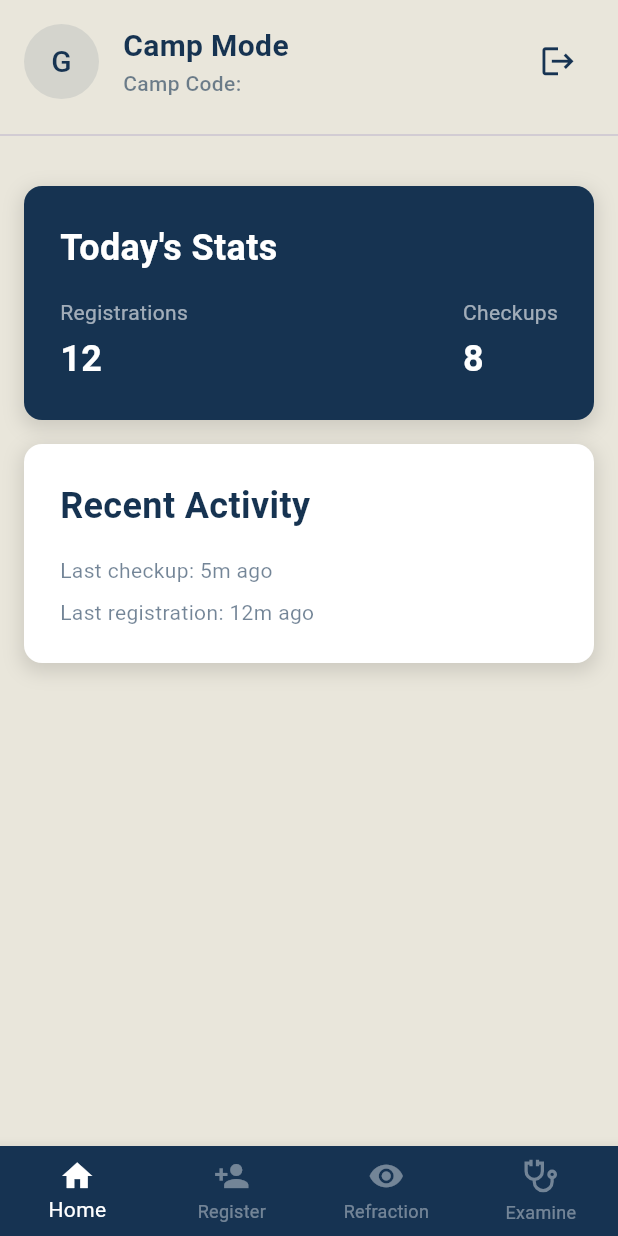
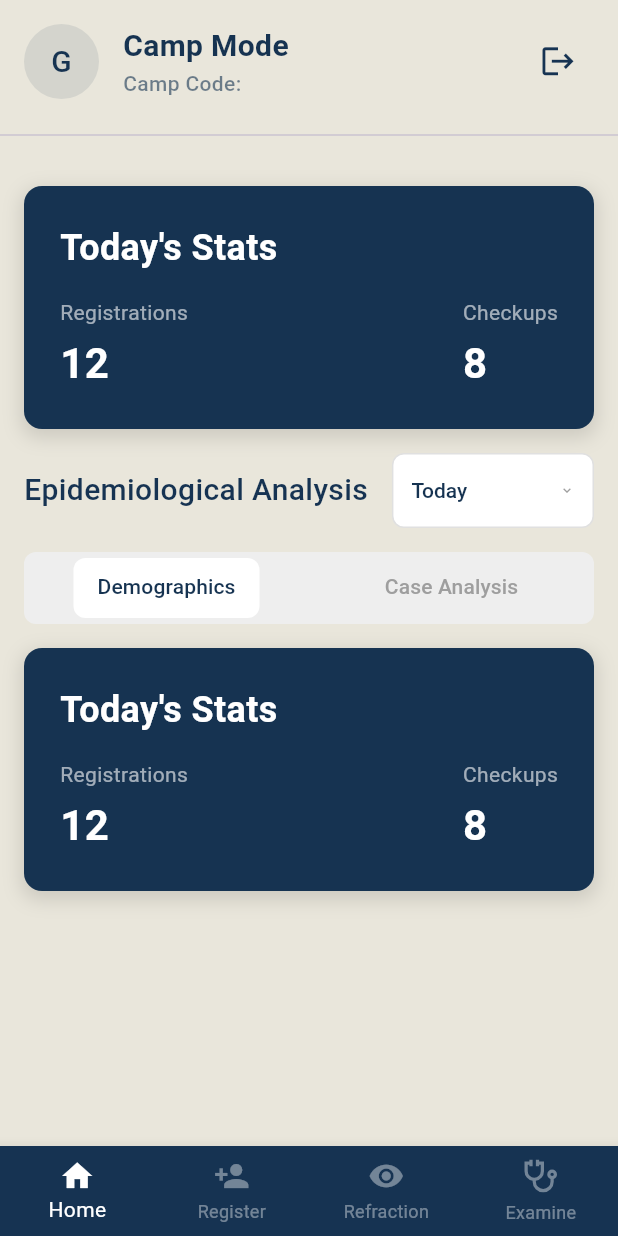
Before and after one commit to jayan110105/optha_doc, a Flutter app: the Camp screen opened directly with empty values, on a phone screen of 412 x 824 dp. Run offline on Flutter 3.47's test engine with Material 3 defaults, Android fonts, the phone set to English and light mode, and no system bars; our stand-ins replace flutter_dotenv, flutter_svg, image_picker, pdf, printing, sqflite; missing offline and left inert: google_mlkit_text_recognition; accounts and stored records are empty; Roboto replaces fonts that are missing (Poppins).

Commit message:
Implemented tab group in Dashboard

```diff
--- a/lib/Camp/camp_dashboard.dart
+++ b/lib/Camp/camp_dashboard.dart
@@ -1,10 +1,31 @@
 import 'package:flutter/material.dart';
 import 'package:opthadoc/Components/CardComponent.dart';
+import 'package:opthadoc/Components/CustomDropdown.dart';
 
-class CampDashboard extends StatelessWidget {
+class CampDashboard extends StatefulWidget {
   final String campCode;
 
   const CampDashboard({super.key, required this.campCode});
+
+  @override
+  State<CampDashboard> createState() => _CampDashboardState();
+}
+
+class _CampDashboardState extends State<CampDashboard> with SingleTickerProviderStateMixin{
+
+  late TabController _tabController;
+
+  @override
+  void initState() {
+    super.initState();
+    _tabController = TabController(length: 2, vsync: this);
+  }
+
+  @override
+  void dispose() {
+    _tabController.dispose();
+    super.dispose();
+  }
 
   Widget _buildHeader(BuildContext context) {
     return Container(
@@ -35,7 +56,7 @@ class CampDashboard extends StatelessWidget {
                 ),
               ),
               Text(
-                'Camp Code: $campCode',
+                'Camp Code: ${widget.campCode}',
                 style: TextStyle(
                   color: const Color(0xFF163351).withValues(alpha: 0.6),
                   fontSize: 14.0,
@@ -88,36 +109,6 @@ class CampDashboard extends StatelessWidget {
     );
   }
 
-  Widget _buildRecentActivityCard() {
-    return CardComponent(
-      child: Padding(
-        padding: const EdgeInsets.all(8.0),
-        child: Column(
-          crossAxisAlignment: CrossAxisAlignment.stretch,
-          children: [
-            Text(
-              "Recent Activity",
-              style: TextStyle(
-                fontSize: 24,
-                fontWeight: FontWeight.bold,
-                color: const Color(0xFF163351),
-              ),
-            ),
-            const SizedBox(height: 16.0),
-            Column(
-              crossAxisAlignment: CrossAxisAlignment.start,
-              children: [
-                _buildActivity("Last checkup: 5m ago"),
-                const SizedBox(height: 8.0),
-                _buildActivity("Last registration: 12m ago"),
-              ],
-            ),
-          ],
-        ),
-      ),
-    );
-  }
-
   Widget _buildStat(String label, String value) {
     return Column(
       crossAxisAlignment: CrossAxisAlignment.start,
@@ -133,22 +124,12 @@ class CampDashboard extends StatelessWidget {
         Text(
           value,
           style: const TextStyle(
-            fontSize: 24,
+            fontSize: 28,
             fontWeight: FontWeight.bold,
             color: Colors.white,
           ),
         ),
       ],
-    );
-  }
-
-  Widget _buildActivity(String text) {
-    return Text(
-      text,
-      style: TextStyle(
-        fontSize: 14,
-        color: const Color(0xFF163351).withValues(alpha: .6), // text-[#163351]/60
-      ),
     );
   }
 
@@ -169,10 +150,130 @@ class CampDashboard extends StatelessWidget {
                 children: [
                   _buildTodayStatsCard(),
                   SizedBox(height: 16.0),
-                  _buildRecentActivityCard(),
+                  Row(
+                    mainAxisAlignment: MainAxisAlignment.spaceBetween,
+                    children: [
+                      Text(
+                        "Epidemiological Analysis",
+                        style: TextStyle(
+                          fontSize: 20,
+                          fontWeight: FontWeight.w500,
+                          color: Color(0xFF163352),
+                        ),
+                      ),
+                      SizedBox(width: 16.0),
+                      Expanded(
+                        child: CustomDropdown(
+                          hintText: "Select VA",
+                          textStyle: TextStyle(
+                              fontSize: 14,
+                              color: Color(0xFF163351),
+                              fontWeight: FontWeight.w500
+                          ),
+                          keyName: 'withoutGlasses-distanceVision',
+                          verticalPadding: 0,
+                          items: ["Today", "This Week", "This Month", "All Time"],
+                          selectedValue: "Today",
+                          onChanged: (value) {
+                          },
+                        ),
+                      ),
+                    ],
+                  ),
                 ],
               ),
-            )
+            ),
+            Padding(
+              padding: const EdgeInsets.symmetric(horizontal: 16.0),
+              child: Container(
+                decoration: BoxDecoration(
+                  color: Colors.grey.shade200, // Dull white/grey background for tabs
+                  borderRadius: BorderRadius.circular(8),
+                ),
+                child: TabBar(
+                  dividerColor: Colors.transparent,
+                  indicatorPadding: const EdgeInsets.symmetric(horizontal: -16.0, vertical: 4),
+                  controller: _tabController,
+                  labelColor: const Color(0xFF163351),
+                  unselectedLabelColor: Colors.grey,
+                  indicator: BoxDecoration(
+                    color: Colors.white,
+                    borderRadius: BorderRadius.circular(8),
+                    shape: BoxShape.rectangle,
+                  ),
+                  tabs: const [
+                    Tab(text: "Demographics"),
+                    Tab(text: "Case Analysis"),
+                  ],
+                ),
+              ),
+            ),
+            SizedBox(
+              height: 500,
+              child: TabBarView(
+                controller: _tabController,
+                children: [
+                  SingleChildScrollView(
+                    child: ConstrainedBox(
+                      constraints: BoxConstraints(minHeight: MediaQuery.of(context).size.height - 200),
+                      child: Container(
+                        color: const Color(0xFFE9E6DB),
+                        padding: const EdgeInsets.all(16.0),
+                        child: Column(
+                          crossAxisAlignment: CrossAxisAlignment.start,
+                          children: [
+                            _buildTodayStatsCard(),
+                          ],
+                        ),
+                      ),
+                    ),
+                  ),
+                  SingleChildScrollView(
+                    child: ConstrainedBox(
+                      constraints: BoxConstraints(minHeight: MediaQuery.of(context).size.height - 200),
+                      child: Container(
+                        color: const Color(0xFFE9E6DB),
+                        padding: const EdgeInsets.all(16.0),
+                        child: Column(
+                          crossAxisAlignment: CrossAxisAlignment.start,
+                          children: [
+                            Row(
+                              mainAxisAlignment: MainAxisAlignment.spaceBetween,
+                              children: [
+                                const Text(
+                                  "Epidemiological Analysis",
+                                  style: TextStyle(
+                                    fontSize: 20,
+                                    fontWeight: FontWeight.w500,
+                                    color: Color(0xFF163352),
+                                  ),
+                                ),
+                                const SizedBox(width: 16.0),
+                                Expanded(
+                                  child: CustomDropdown(
+                                    hintText: "Select VA",
+                                    textStyle: const TextStyle(
+                                      fontSize: 14,
+                                      color: Color(0xFF163351),
+                                      fontWeight: FontWeight.w500,
+                                    ),
+                                    keyName: 'withoutGlasses-distanceVision',
+                                    verticalPadding: 0,
+                                    items: const ["Today", "This Week", "This Month", "All Time"],
+                                    selectedValue: "Today",
+                                    onChanged: (value) {},
+                                  ),
+                                ),
+                              ],
+                            ),
+                          ],
+                        ),
+                      ),
+                    ),
+                  ),
+                ],
+              ),
+            ),
           ],
         ),
       ),
--- a/lib/Components/CustomDropdown.dart
+++ b/lib/Components/CustomDropdown.dart
@@ -7,7 +7,8 @@ class CustomDropdown extends StatelessWidget {
   final ValueChanged<String?> onChanged;
   final TextStyle? textStyle;
   final String? hintText;
-  final double? hintFontSize; // New parameter for hint font size
+  final double? hintFontSize;
+  final double? verticalPadding;// New parameter for hint font size
 
   const CustomDropdown({
     required this.keyName,
@@ -18,12 +19,13 @@ class CustomDropdown extends StatelessWidget {
     this.hintText,
     this.hintFontSize, // Accept font size for hint
     super.key,
+    this.verticalPadding,
   });
 
   @override
   Widget build(BuildContext context) {
     return Container(
-      padding: const EdgeInsets.symmetric(horizontal: 12, vertical: 4),
+      padding: EdgeInsets.symmetric(horizontal: 12, vertical: verticalPadding??4),
       decoration: BoxDecoration(
         color: Colors.white,
         borderRadius: BorderRadius.circular(8), // Matches "rounded-md"
```
Also changed, not shown: 1 other file.
